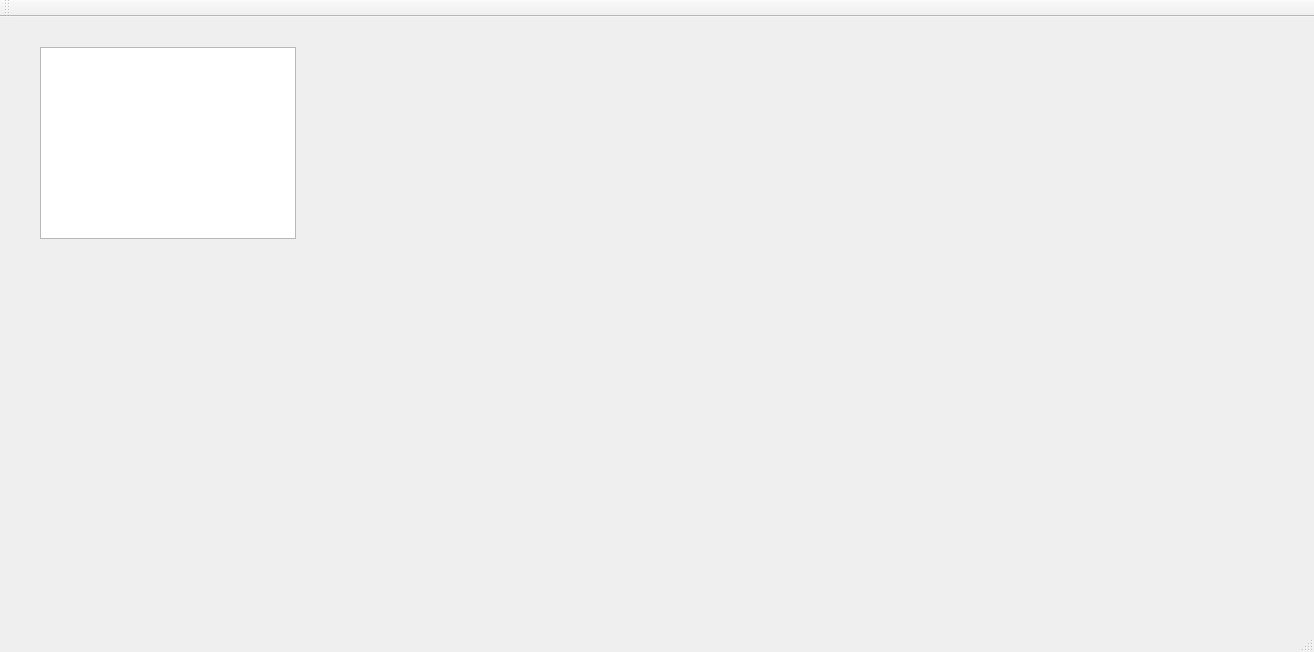
First picture: the form in mainwindow.ui, repository matathias/Fate-Battle, before the edit.
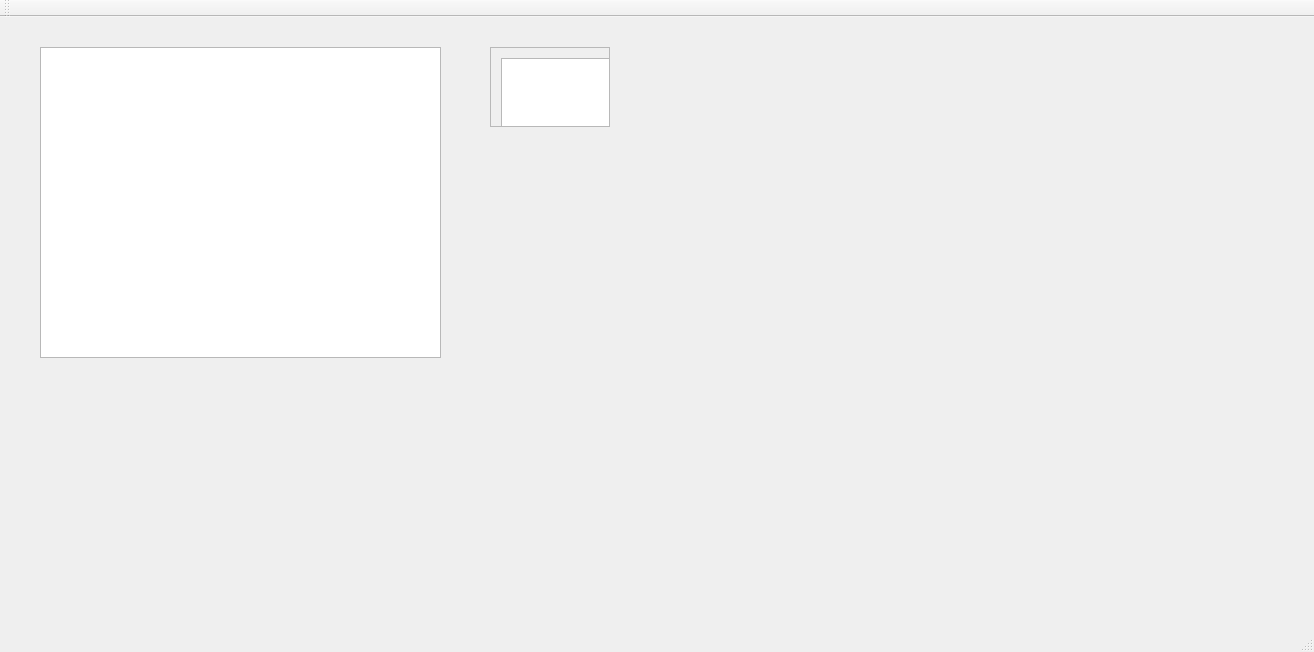
Second picture: the form after the edit.

```diff
--- a/mainwindow.ui
+++ b/mainwindow.ui
@@ -14,24 +14,48 @@
    <string>MainWindow</string>
   </property>
   <widget class="QWidget" name="centralWidget">
-   <widget class="QTableView" name="tableView">
+   <widget class="QGraphicsView" name="graphicsView">
     <property name="geometry">
      <rect>
       <x>40</x>
       <y>30</y>
-      <width>256</width>
-      <height>192</height>
+      <width>401</width>
+      <height>311</height>
      </rect>
     </property>
-    <property name="alternatingRowColors">
+   </widget>
+   <widget class="QScrollArea" name="scrollArea">
+    <property name="geometry">
+     <rect>
+      <x>490</x>
+      <y>30</y>
+      <width>120</width>
+      <height>80</height>
+     </rect>
+    </property>
+    <property name="widgetResizable">
      <bool>true</bool>
     </property>
-    <property name="selectionMode">
-     <enum>QAbstractItemView::MultiSelection</enum>
-    </property>
-    <property name="gridStyle">
-     <enum>Qt::DotLine</enum>
-    </property>
+    <widget class="QWidget" name="scrollAreaWidgetContents">
+     <property name="geometry">
+      <rect>
+       <x>0</x>
+       <y>0</y>
+       <width>118</width>
+       <height>78</height>
+      </rect>
+     </property>
+     <widget class="QListView" name="listView">
+      <property name="geometry">
+       <rect>
+        <x>10</x>
+        <y>10</y>
+        <width>256</width>
+        <height>192</height>
+       </rect>
+      </property>
+     </widget>
+    </widget>
    </widget>
   </widget>
   <widget class="QMenuBar" name="menuBar">
```
